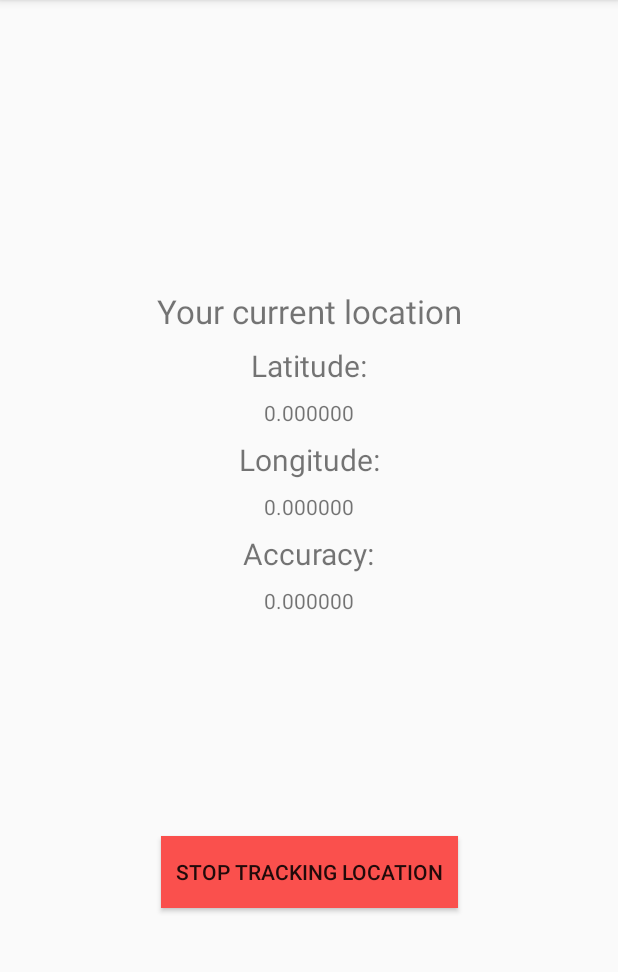
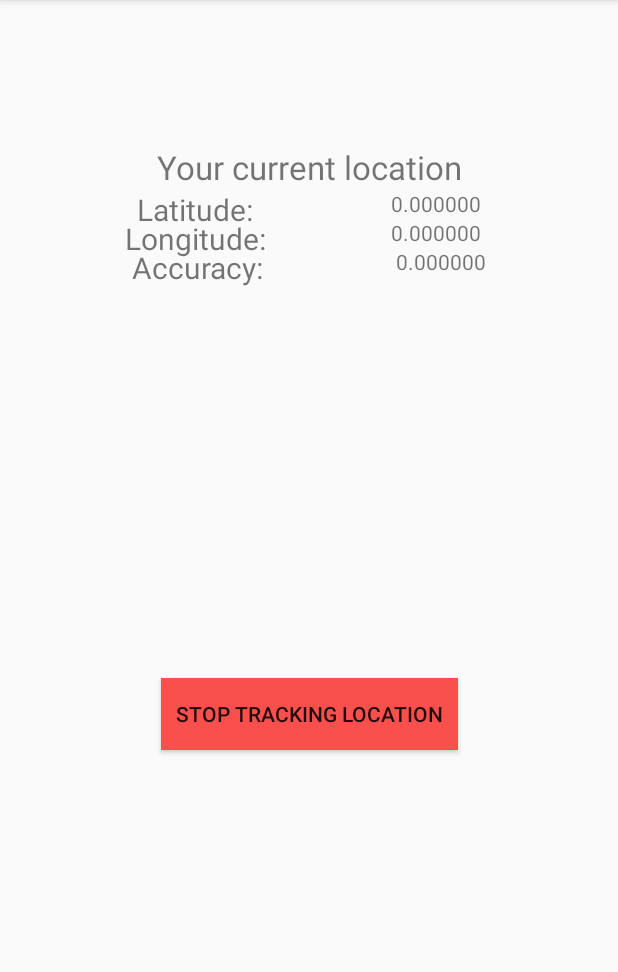
Before and after one commit to Shaharna/HoneyIAmHome, an Android app: the screen it shows after launch (MainActivity), after a tap on "START TRACKING LOCATION", on a phone screen of 412 x 824 dp, the part 84-1056 px from its top. Run offline under Robolectric (Android 15) with nearby library versions, the phone set to English and light mode, and no system bars.

Commit message:
Ex5 - Screen Rotation.

```diff
--- a/app/src/main/java/com/example/honeyiamhome/MainActivity.java
+++ b/app/src/main/java/com/example/honeyiamhome/MainActivity.java
@@ -23,7 +23,7 @@ import android.widget.TextView;
 
 public class MainActivity extends AppCompatActivity {
 
-
+    private boolean wasTracking;
     private static final int REQUEST_CODE_PERMISSION_LOCATION = 1546;
     LocationTracker _locationTracker;
     private BroadcastReceiver startReceiver = new BroadcastReceiver() {
@@ -96,6 +96,19 @@ public class MainActivity extends AppCompatActivity {
 
         restoreHomeInfo();
 
+        SharedPreferences sp = PreferenceManager.getDefaultSharedPreferences(MainActivity.this);
+        wasTracking= sp.getBoolean("wasTracking", false);
+
+        if (wasTracking)
+        {
+            buttonStartTrack.setVisibility(View.INVISIBLE);
+            buttonStopTrack.setVisibility(View.VISIBLE);
+            LocationInfoVisibility(yourLocationHeader, latitudeHeader, latitudeField,
+                    longitudeHeader, longitudeField, accuracyHeader, accuracyField,
+                    View.VISIBLE);
+            startTrack();
+        }
+
         buttonStartTrack.setOnClickListener(new View.OnClickListener() {
             @Override
             public void onClick(View v) {
@@ -131,6 +144,7 @@ public class MainActivity extends AppCompatActivity {
                 restoreHomeInfo();
                 buttonSetHome.setVisibility(View.INVISIBLE);
                 stopTrack();
+                wasTracking = false;
             }
         });
 
@@ -235,6 +249,7 @@ public class MainActivity extends AppCompatActivity {
     }
 
     private void startTrack() {
+        wasTracking = true;
         _locationTracker.startTracking(MainActivity.this);
     }
 
@@ -259,6 +274,12 @@ public class MainActivity extends AppCompatActivity {
     @Override
     protected void onDestroy() {
         super.onDestroy();
+
+        SharedPreferences sp = PreferenceManager.getDefaultSharedPreferences(MainActivity.this);
+        SharedPreferences.Editor editor = sp.edit();
+        editor.putBoolean("wasTracking", wasTracking);
+        editor.apply();
+
         unregisterReceiver(startReceiver);
         unregisterReceiver(stopReceiver);
         unregisterReceiver(changeReceiver);
@@ -267,8 +288,11 @@ public class MainActivity extends AppCompatActivity {
     @Override
     protected void onPause() {
         super.onPause();
-        final Button buttonStartTrack = findViewById(R.id.main_start_tracking);
-        if (buttonStartTrack.getVisibility() == View.INVISIBLE)
+        SharedPreferences sp = PreferenceManager.getDefaultSharedPreferences(MainActivity.this);
+        SharedPreferences.Editor editor = sp.edit();
+        editor.putBoolean("wasTracking", wasTracking);
+        editor.apply();
+        if (wasTracking)
         {
             stopTrack();
         }
@@ -278,8 +302,9 @@ public class MainActivity extends AppCompatActivity {
     protected void onResume() {
         super.onResume();
         restoreHomeInfo();
-        final Button buttonStartTrack = findViewById(R.id.main_start_tracking);
-        if (buttonStartTrack.getVisibility() == View.INVISIBLE)
+        SharedPreferences sp = PreferenceManager.getDefaultSharedPreferences(MainActivity.this);
+        wasTracking= sp.getBoolean("wasTracking", false);
+        if (wasTracking)
         {
             startTrack();
         }
--- a/app/src/main/res/layout/activity_main.xml
+++ b/app/src/main/res/layout/activity_main.xml
@@ -13,7 +13,6 @@
         app:layout_constraintStart_toStartOf="parent"
         app:layout_constraintEnd_toEndOf="parent"
         app:layout_constraintTop_toTopOf="parent"
-        android:layout_marginTop="16dp"
         android:layout_marginEnd="32dp"
         android:text="@string/your_home_location"
         android:textSize="22sp"
@@ -26,7 +25,6 @@
         app:layout_constraintStart_toStartOf="parent"
         app:layout_constraintEnd_toEndOf="parent"
         app:layout_constraintTop_toBottomOf="@id/main_homeHeader"
-        android:layout_marginTop="16dp"
         android:visibility="invisible"/>
 
     <Button
@@ -37,7 +35,6 @@
         app:layout_constraintStart_toStartOf="parent"
         app:layout_constraintEnd_toStartOf="@id/main_set_homeLocation"
         app:layout_constraintTop_toBottomOf="@id/main_homeField"
-        android:layout_marginTop="16dp"
         android:layout_marginStart="16dp"
         android:padding="5dp"
         android:background="@color/colorSetHomeLocation"
@@ -51,7 +48,6 @@
         app:layout_constraintStart_toEndOf="@id/main_clear_homeLocation"
         app:layout_constraintEnd_toEndOf="parent"
         app:layout_constraintTop_toBottomOf="@id/main_homeField"
-        android:layout_marginTop="16dp"
         android:padding="5dp"
         android:background="@color/colorSetHomeLocation"
         android:visibility="invisible"/>
@@ -64,7 +60,6 @@
         app:layout_constraintEnd_toEndOf="parent"
         app:layout_constraintTop_toBottomOf="@id/main_set_homeLocation"
         android:text="@string/your_current_location"
-        android:layout_marginTop="48dp"
         android:textSize="22sp"
         android:visibility="invisible"/>
 
@@ -74,10 +69,9 @@
         android:layout_width="wrap_content"
         android:layout_height="wrap_content"
         app:layout_constraintStart_toStartOf="parent"
-        app:layout_constraintEnd_toEndOf="parent"
+        app:layout_constraintEnd_toStartOf="@id/mainActivity_latitudeField"
         app:layout_constraintTop_toBottomOf="@id/mainActivity_currentLocationHeader"
         android:text="@string/latitude"
-        android:layout_marginTop="8dp"
         android:textSize="20sp"
         android:visibility="invisible"/>
 
@@ -85,10 +79,9 @@
         android:id="@+id/mainActivity_latitudeField"
         android:layout_width="wrap_content"
         android:layout_height="wrap_content"
+        app:layout_constraintTop_toBottomOf="@id/mainActivity_currentLocationHeader"
         app:layout_constraintEnd_toEndOf="parent"
-        app:layout_constraintStart_toStartOf="parent"
-        app:layout_constraintTop_toBottomOf="@+id/mainActivity_latitudeHeader"
-        android:layout_marginTop="8dp"
+        app:layout_constraintStart_toEndOf="@+id/mainActivity_latitudeHeader"
         android:visibility="invisible"/>
 
     <TextView
@@ -96,10 +89,9 @@
         android:layout_width="wrap_content"
         android:layout_height="wrap_content"
         app:layout_constraintStart_toStartOf="parent"
-        app:layout_constraintEnd_toEndOf="parent"
         app:layout_constraintTop_toBottomOf="@id/mainActivity_latitudeField"
+        app:layout_constraintEnd_toStartOf="@+id/mainActivity_longitudeField"
         android:text="@string/longitude"
-        android:layout_marginTop="8dp"
         android:textSize="20sp"
         android:visibility="invisible"/>
 
@@ -107,10 +99,9 @@
         android:id="@+id/mainActivity_longitudeField"
         android:layout_width="wrap_content"
         android:layout_height="wrap_content"
-        app:layout_constraintStart_toStartOf="parent"
+        app:layout_constraintTop_toBottomOf="@id/mainActivity_latitudeField"
         app:layout_constraintEnd_toEndOf="parent"
-        app:layout_constraintTop_toBottomOf="@+id/mainActivity_longitudeHeader"
-        android:layout_marginTop="8dp"
+        app:layout_constraintStart_toEndOf="@id/mainActivity_latitudeHeader"
         android:visibility="invisible"/>
 
     <TextView
@@ -118,10 +109,9 @@
         android:layout_width="wrap_content"
         android:layout_height="wrap_content"
         app:layout_constraintStart_toStartOf="parent"
-        app:layout_constraintEnd_toEndOf="parent"
+        app:layout_constraintEnd_toStartOf="@id/mainActivity_accuracyField"
         app:layout_constraintTop_toBottomOf="@id/mainActivity_longitudeField"
         android:text="@string/accuracy"
-        android:layout_marginTop="8dp"
         android:textSize="20sp"
         android:visibility="invisible"/>
 
@@ -129,10 +119,9 @@
         android:id="@+id/mainActivity_accuracyField"
         android:layout_width="wrap_content"
         android:layout_height="wrap_content"
-        app:layout_constraintStart_toStartOf="parent"
+        app:layout_constraintStart_toEndOf="@id/mainActivity_accuracyHeader"
         app:layout_constraintEnd_toEndOf="parent"
-        app:layout_constraintTop_toBottomOf="@+id/mainActivity_accuracyHeader"
-        android:layout_marginTop="8dp"
+        app:layout_constraintTop_toBottomOf="@id/mainActivity_longitudeField"
         android:visibility="invisible"/>
 
     <Button
@@ -145,8 +134,6 @@
         app:layout_constraintEnd_toEndOf="parent"
         app:layout_constraintTop_toBottomOf="@id/mainActivity_accuracyField"
         android:background="@color/colorGreenStart"
-        android:layout_marginTop="16dp"
-        android:layout_marginBottom="32dp"
         app:layout_constraintBottom_toBottomOf="parent"/>
 
     <Button
@@ -159,8 +146,6 @@
         app:layout_constraintEnd_toEndOf="parent"
         app:layout_constraintTop_toBottomOf="@id/mainActivity_accuracyField"
         android:background="@color/colorRedStop"
-        android:layout_marginTop="16dp"
-        android:layout_marginBottom="32dp"
         app:layout_constraintBottom_toBottomOf="parent"
         android:visibility="invisible"/>
 
```
